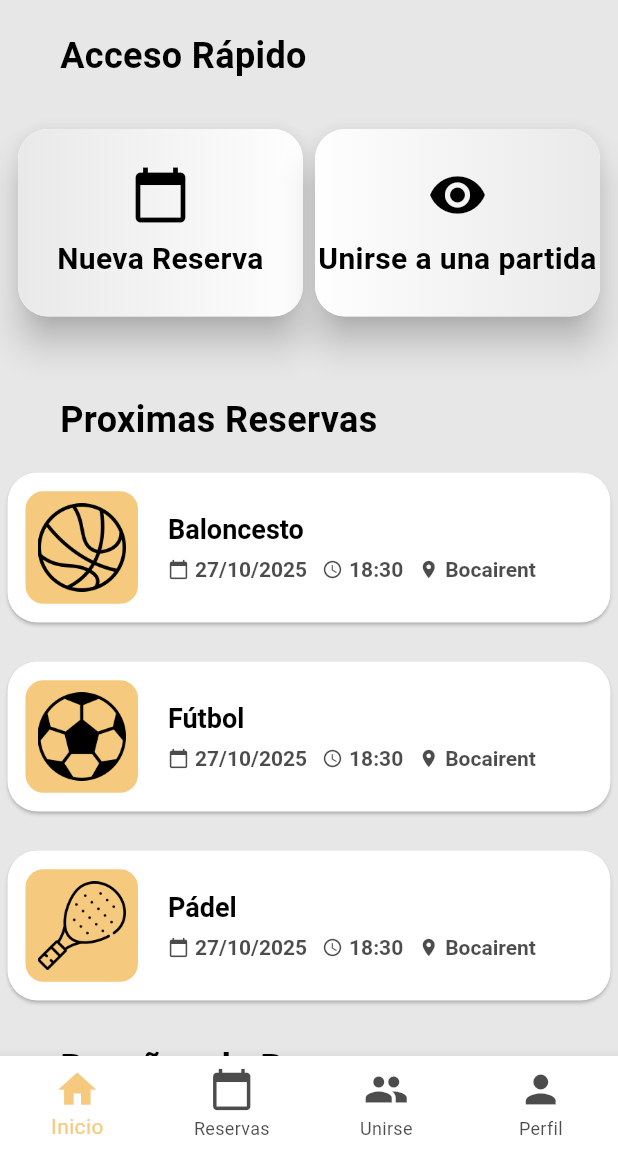
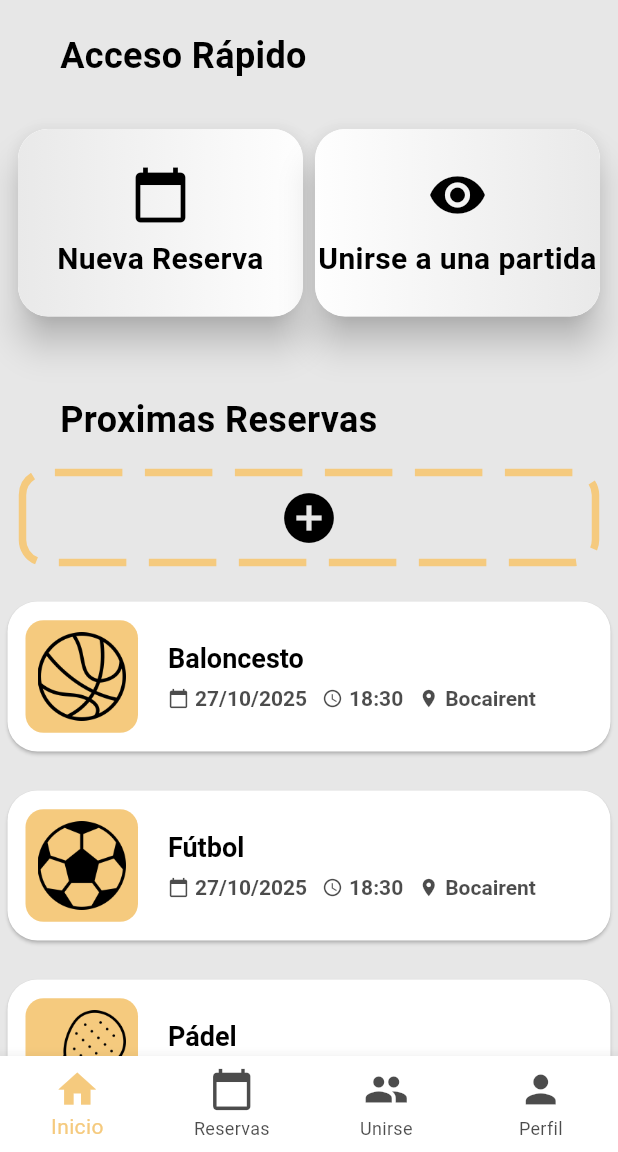
Before and after one commit to Yonderus/Respi, a Flutter app: the HomePage screen opened directly, on a phone screen of 412 x 824 dp, the part 84-1236 px from its top. Run offline on Flutter 3.47's test engine with Material 3 defaults, Android fonts, the phone set to English and light mode, and no system bars; drawn by our look-alikes of dotted_border; our stand-ins replace dio, flutter_riverpod, flutter_secure_storage, shared_preferences; accounts and stored records are empty.

Commit message:
Mejorando las pantallas de reserva y unirse

```diff
--- a/lib/core/widgets/app_container_booking.dart
+++ b/lib/core/widgets/app_container_booking.dart
@@ -21,9 +21,7 @@ class app_container_booking extends StatelessWidget {
   Widget build(BuildContext context) {
     final theme = Theme.of(context);
     final cs = theme.colorScheme;
-    final screenWidth = MediaQuery.of(
-      context,
-    ).size.width; // ancho del dispositivo
+    final screenWidth = MediaQuery.of(context).size.width; // Ajuste de padding
 
     return Padding(
       padding: const EdgeInsets.symmetric(horizontal: 5, vertical: 8),
--- /dev/null
+++ b/lib/core/widgets/app_container_bookingAdd.dart
@@ -0,0 +1,49 @@
+import 'package:flutter/material.dart';
+import 'package:dotted_border/dotted_border.dart';
+import 'package:respi/providers/bottom_nav_provider.dart';
+import 'package:flutter_riverpod/flutter_riverpod.dart';
+
+class AppContainerBookingAdd extends ConsumerWidget {
+  const AppContainerBookingAdd({super.key});
+
+  @override
+  Widget build(BuildContext context, WidgetRef ref) {
+    final theme = Theme.of(context);
+    final cs = theme.colorScheme;
+    final screenWidth =
+        MediaQuery.of(context).size.width - 30; // Ajuste de padding
+
+    return Padding(
+      padding: const EdgeInsets.symmetric(horizontal: 5, vertical: 8),
+      child: SizedBox(
+        width: screenWidth,
+        height: 60,
+        child: DottedBorder(
+          options: RoundedRectDottedBorderOptions(
+            strokeWidth: 5,
+            dashPattern: const [45, 15],
+            radius: const Radius.circular(15),
+            color: cs.primary,
+          ),
+          child: InkWell(
+            borderRadius: BorderRadius.circular(15),
+            onTap: () {
+              // Acción al pulsar el contenedor
+              ref.read(bottomNavIndexProvider.notifier).state = 1;
+            },
+            child: Container(
+              width: double.infinity,
+              height: double.infinity,
+              decoration: BoxDecoration(
+                borderRadius: BorderRadius.circular(15),
+              ),
+              child: Center(
+                child: Icon(Icons.add_circle, color: cs.onSecondary, size: 40),
+              ),
+            ),
+          ),
+        ),
+      ),
+    );
+  }
+}
--- a/lib/core/widgets/app_menuSports.dart
+++ b/lib/core/widgets/app_menuSports.dart
@@ -32,9 +32,8 @@ class _AppMenusportsState extends ConsumerState<AppMenusports> {
             });
 
             ref
-                .read(
-                  courtBookingProvider.notifier,
-                ) // Leemos los datos del notifier
+                // Leemos los datos del notifier
+                .read(courtBookingProvider.notifier)
                 .filterBySport(text); // Filtramos por el deporte seleccionado
           },
           icon: Icon(
--- a/lib/features/auth/presentation/page/init_page.dart
+++ b/lib/features/auth/presentation/page/init_page.dart
@@ -164,6 +164,7 @@ import 'package:flutter_riverpod/flutter_riverpod.dart';
 import 'package:respi/core/l10n/app_localizations.dart';
 import 'package:respi/core/widgets/app_button_access.dart';
 import 'package:respi/core/widgets/app_container_booking.dart';
+import 'package:respi/core/widgets/app_container_bookingAdd.dart';
 import 'package:respi/core/widgets/app_container_review.dart';
 import 'package:respi/providers/bottom_nav_provider.dart';
 
@@ -249,6 +250,8 @@ class InitPage extends ConsumerWidget {
             Column(
               children: [
                 const SizedBox(height: 10),
+                const AppContainerBookingAdd(),
+                const SizedBox(height: 10),
                 app_container_booking(
                   route: 'lib/assets/images/basketball-ball-variant.png',
                   sport: l10n.basketball,
@@ -303,7 +306,7 @@ class InitPage extends ConsumerWidget {
                   route: 'lib/assets/images/basketball-ball-variant.png',
                   sport: 'Baloncesto',
                   locate: 'Cancha 3',
-                  stars: 5,
+                  stars: 2,
                 ),
               ],
             ),
--- a/lib/features/bookings/presentation/pages/booking_page.dart
+++ b/lib/features/bookings/presentation/pages/booking_page.dart
@@ -1,6 +1,7 @@
 import 'package:flutter/material.dart';
 import 'package:flutter_riverpod/flutter_riverpod.dart';
 import 'package:respi/core/l10n/app_localizations.dart';
+import 'package:respi/core/widgets/app_container_bookingAdd.dart';
 import 'package:respi/core/widgets/app_container_info.dart';
 import 'package:respi/core/widgets/app_menuSports.dart';
 import 'package:respi/features/bookings/controllers/BookingController.dart';
--- a/pubspec.yaml
+++ b/pubspec.yaml
@@ -18,6 +18,7 @@ dependencies:
   flutter_riverpod: ^3.0.3
   flutter_secure_storage: ^9.2.4
   shared_preferences: ^2.5.3
+  dotted_border: ^3.1.0
 
 dev_dependencies:
   flutter_test:
```
Also changed, not shown: lib/assets/images/Respi_Image_1.png, lib/assets/images/Respi_imagen_2_.png, pubspec.lock.
